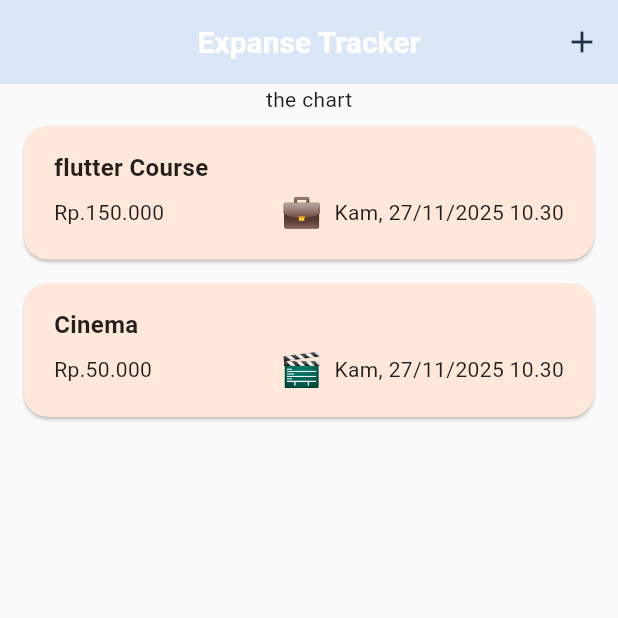
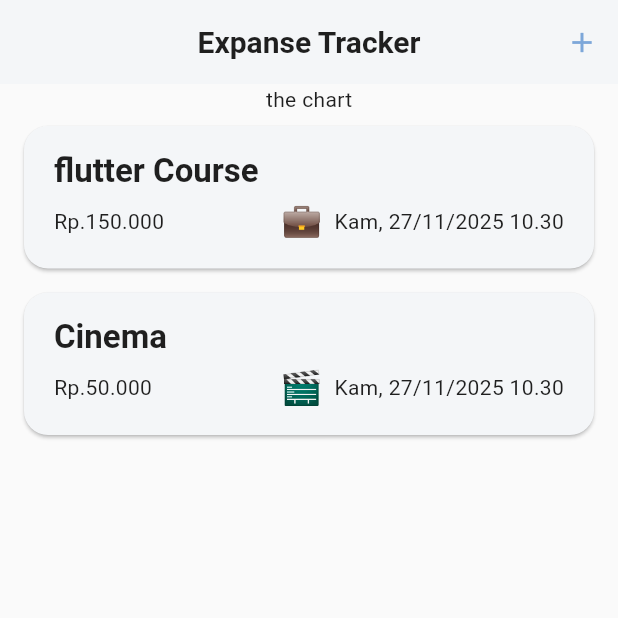
Before and after one commit to themasfebrianto/expense_tracker, a Flutter app: the screen it shows after launch, on a phone screen of 412 x 824 dp, the top half of it. Run offline on Flutter 3.47's test engine with Material 3 defaults, Android fonts, the phone set to English and light mode, and no system bars.

Commit message:
fix color

```diff
--- a/lib/Presentation/widgets/expense_item.dart
+++ b/lib/Presentation/widgets/expense_item.dart
@@ -19,11 +19,7 @@ class ExpenseItem extends StatelessWidget {
               children: [
                 Text(
                   expenseModel.title,
-                  style: TextStyle(
-                    fontWeight: FontWeight.w700,
-                    fontSize: 16,
-                    color: Colors.black87,
-                  ),
+                  style: Theme.of(context).textTheme.titleLarge,
                 ),
               ],
             ),
--- a/lib/core/constant/app_color_scheme.dart
+++ b/lib/core/constant/app_color_scheme.dart
@@ -56,28 +56,134 @@ class AppTheme {
       // -------------------------
       // Typography (Full M3)
       // -------------------------
-      textTheme: const TextTheme(
-        headlineLarge: TextStyle(fontWeight: FontWeight.w600, fontSize: 32),
-        headlineMedium: TextStyle(fontWeight: FontWeight.w600, fontSize: 28),
-        headlineSmall: TextStyle(fontWeight: FontWeight.w600, fontSize: 24),
-        bodyLarge: TextStyle(fontSize: 16, height: 1.4),
-        bodyMedium: TextStyle(fontSize: 14, height: 1.4),
-        bodySmall: TextStyle(fontSize: 12, height: 1.4),
-        labelLarge: TextStyle(fontWeight: FontWeight.w600),
+      // -------------------------
+      // Typography (Full M3)
+      // -------------------------
+      textTheme: TextTheme(
+        // Display styles
+        displayLarge: TextStyle(
+          fontSize: 57,
+          fontWeight: FontWeight.w400,
+          height: 1.12,
+          letterSpacing: -0.25,
+          color: _colorScheme.onSurface,
+        ),
+        displayMedium: TextStyle(
+          fontSize: 45,
+          fontWeight: FontWeight.w400,
+          height: 1.15,
+          color: _colorScheme.onSurface,
+        ),
+        displaySmall: TextStyle(
+          fontSize: 36,
+          fontWeight: FontWeight.w400,
+          height: 1.22,
+          color: _colorScheme.onSurface,
+        ),
+
+        // Headline styles
+        headlineLarge: TextStyle(
+          fontSize: 32,
+          fontWeight: FontWeight.w600,
+          height: 1.25,
+          color: _colorScheme.onSurface,
+        ),
+        headlineMedium: TextStyle(
+          fontSize: 28,
+          fontWeight: FontWeight.w600,
+          height: 1.28,
+          color: _colorScheme.onSurface,
+        ),
+        headlineSmall: TextStyle(
+          fontSize: 24,
+          fontWeight: FontWeight.w600,
+          height: 1.33,
+          color: _colorScheme.onSurface,
+        ),
+
+        // Title styles
+        titleLarge: TextStyle(
+          fontSize: 22,
+          fontWeight: FontWeight.w600,
+          height: 1.27,
+          color: _colorScheme.onSurface,
+        ),
+        titleMedium: TextStyle(
+          fontSize: 16,
+          fontWeight: FontWeight.w600,
+          height: 1.5,
+          letterSpacing: 0.15,
+          color: _colorScheme.onSurface,
+        ),
+        titleSmall: TextStyle(
+          fontSize: 14,
+          fontWeight: FontWeight.w600,
+          height: 1.43,
+          letterSpacing: 0.1,
+          color: _colorScheme.onSurface,
+        ),
+
+        // Body styles
+        bodyLarge: TextStyle(
+          fontSize: 16,
+          fontWeight: FontWeight.w400,
+          height: 1.5,
+          letterSpacing: 0.5,
+          color: _colorScheme.onSurface,
+        ),
+        bodyMedium: TextStyle(
+          fontSize: 14,
+          fontWeight: FontWeight.w400,
+          height: 1.43,
+          letterSpacing: 0.25,
+          color: _colorScheme.onSurface,
+        ),
+        bodySmall: TextStyle(
+          fontSize: 12,
+          fontWeight: FontWeight.w400,
+          height: 1.33,
+          letterSpacing: 0.4,
+          color: _colorScheme.onSurfaceVariant,
+        ),
+
+        // Label styles
+        labelLarge: TextStyle(
+          fontSize: 14,
+          fontWeight: FontWeight.w600,
+          height: 1.43,
+          letterSpacing: 0.1,
+          color: _colorScheme.onSurface,
+        ),
+        labelMedium: TextStyle(
+          fontSize: 12,
+          fontWeight: FontWeight.w600,
+          height: 1.33,
+          letterSpacing: 0.5,
+          color: _colorScheme.onSurface,
+        ),
+        labelSmall: TextStyle(
+          fontSize: 11,
+          fontWeight: FontWeight.w600,
+          height: 1.45,
+          letterSpacing: 0.5,
+          color: _colorScheme.onSurfaceVariant,
+        ),
       ),
 
       // -------------------------
       // AppBar
       // -------------------------
       appBarTheme: AppBarTheme(
-        backgroundColor: _colorScheme.primaryContainer,
-        foregroundColor: _colorScheme.onPrimaryContainer,
-        elevation: 0,
+        backgroundColor: _colorScheme.surface,
+        foregroundColor: _colorScheme.onSurface,
+        elevation: 1,
         centerTitle: true,
-        titleTextStyle: const TextStyle(
-          fontWeight: FontWeight.bold,
+        titleTextStyle: TextStyle(
+          fontWeight: FontWeight.w600,
           fontSize: 20,
+          color: _colorScheme.onSurface,
         ),
+        iconTheme: IconThemeData(color: _colorScheme.primary),
       ),
 
       // -------------------------
@@ -87,7 +193,16 @@ class AppTheme {
         backgroundColor: _colorScheme.surface,
         indicatorColor: _colorScheme.primaryContainer,
         labelBehavior: NavigationDestinationLabelBehavior.alwaysShow,
-        elevation: 3,
+        elevation: 2,
+        iconTheme: WidgetStateProperty.all(
+          IconThemeData(color: _colorScheme.onSurfaceVariant),
+        ),
+        labelTextStyle: WidgetStateProperty.resolveWith((states) {
+          if (states.contains(WidgetState.selected)) {
+            return TextStyle(color: _colorScheme.onPrimaryContainer);
+          }
+          return TextStyle(color: _colorScheme.onSurfaceVariant);
+        }),
       ),
 
       // -------------------------
@@ -117,7 +232,9 @@ class AppTheme {
 
       filledButtonTheme: FilledButtonThemeData(
         style: FilledButton.styleFrom(
-          padding: const EdgeInsets.symmetric(vertical: 14),
+          backgroundColor: _colorScheme.primary,
+          foregroundColor: _colorScheme.onPrimary,
+          padding: const EdgeInsets.symmetric(vertical: 14, horizontal: 20),
           shape: RoundedRectangleBorder(
             borderRadius: BorderRadius.circular(12),
           ),
@@ -127,15 +244,19 @@ class AppTheme {
       outlinedButtonTheme: OutlinedButtonThemeData(
         style: OutlinedButton.styleFrom(
           foregroundColor: _colorScheme.primary,
-          side: BorderSide(color: _colorScheme.outline),
+          side: BorderSide(color: _colorScheme.primary),
           shape: RoundedRectangleBorder(
             borderRadius: BorderRadius.circular(12),
           ),
+          padding: const EdgeInsets.symmetric(vertical: 14, horizontal: 20),
         ),
       ),
 
       textButtonTheme: TextButtonThemeData(
-        style: TextButton.styleFrom(foregroundColor: _colorScheme.primary),
+        style: TextButton.styleFrom(
+          foregroundColor: _colorScheme.primary,
+          padding: const EdgeInsets.symmetric(vertical: 14, horizontal: 20),
+        ),
       ),
 
       // -------------------------
@@ -144,7 +265,8 @@ class AppTheme {
       cardTheme: CardThemeData(
         elevation: 1,
         margin: const EdgeInsets.symmetric(horizontal: 16, vertical: 8),
-        color: _colorScheme.tertiaryContainer,
+        color: _colorScheme.surface,
+        surfaceTintColor: _colorScheme.surfaceTint,
         shape: RoundedRectangleBorder(borderRadius: BorderRadius.circular(16)),
       ),
 
@@ -154,15 +276,33 @@ class AppTheme {
       inputDecorationTheme: InputDecorationTheme(
         filled: true,
         fillColor: _colorScheme.surfaceContainerHighest,
-        floatingLabelBehavior: FloatingLabelBehavior.never,
+        floatingLabelBehavior: FloatingLabelBehavior.auto,
         contentPadding: const EdgeInsets.symmetric(
           horizontal: 16,
           vertical: 14,
         ),
         border: OutlineInputBorder(
           borderRadius: BorderRadius.circular(14),
-          borderSide: BorderSide.none,
+          borderSide: BorderSide(color: _colorScheme.outline),
         ),
+        enabledBorder: OutlineInputBorder(
+          borderRadius: BorderRadius.circular(14),
+          borderSide: BorderSide(color: _colorScheme.outline),
+        ),
+        focusedBorder: OutlineInputBorder(
+          borderRadius: BorderRadius.circular(14),
+          borderSide: BorderSide(color: _colorScheme.primary, width: 2),
+        ),
+        errorBorder: OutlineInputBorder(
+          borderRadius: BorderRadius.circular(14),
+          borderSide: BorderSide(color: _colorScheme.error),
+        ),
+        focusedErrorBorder: OutlineInputBorder(
+          borderRadius: BorderRadius.circular(14),
+          borderSide: BorderSide(color: _colorScheme.error, width: 2),
+        ),
+        labelStyle: TextStyle(color: _colorScheme.onSurfaceVariant),
+        hintStyle: TextStyle(color: _colorScheme.onSurfaceVariant),
       ),
 
       // -------------------------
@@ -171,6 +311,7 @@ class AppTheme {
       listTileTheme: ListTileThemeData(
         tileColor: _colorScheme.surface,
         iconColor: _colorScheme.primary,
+        textColor: _colorScheme.onSurface,
         shape: RoundedRectangleBorder(borderRadius: BorderRadius.circular(12)),
       ),
 
@@ -187,14 +328,15 @@ class AppTheme {
       // Chips
       // -------------------------
       chipTheme: ChipThemeData(
-        backgroundColor: _colorScheme.secondaryContainer,
+        backgroundColor: _colorScheme.surfaceContainerHighest,
         selectedColor: _colorScheme.primaryContainer,
         disabledColor: _colorScheme.surfaceContainerHighest,
-        labelStyle: TextStyle(color: _colorScheme.onSecondaryContainer),
+        labelStyle: TextStyle(color: _colorScheme.onSurface),
         secondaryLabelStyle: TextStyle(color: _colorScheme.onPrimaryContainer),
-        padding: const EdgeInsets.symmetric(horizontal: 8, vertical: 4),
+        padding: const EdgeInsets.symmetric(horizontal: 12, vertical: 6),
         shape: RoundedRectangleBorder(borderRadius: BorderRadius.circular(10)),
         brightness: Brightness.light,
+        side: BorderSide.none,
       ),
 
       // -------------------------
@@ -203,6 +345,12 @@ class AppTheme {
       dialogTheme: DialogThemeData(
         backgroundColor: _colorScheme.surface,
         shape: RoundedRectangleBorder(borderRadius: BorderRadius.circular(20)),
+        titleTextStyle: TextStyle(
+          color: _colorScheme.onSurface,
+          fontSize: 20,
+          fontWeight: FontWeight.w600,
+        ),
+        contentTextStyle: TextStyle(color: _colorScheme.onSurface),
       ),
 
       // -------------------------
@@ -220,10 +368,11 @@ class AppTheme {
       // SnackBar
       // -------------------------
       snackBarTheme: SnackBarThemeData(
-        backgroundColor: _colorScheme.primary,
-        contentTextStyle: TextStyle(color: _colorScheme.onPrimary),
+        backgroundColor: _colorScheme.inverseSurface,
+        contentTextStyle: TextStyle(color: _colorScheme.onInverseSurface),
         behavior: SnackBarBehavior.floating,
         shape: RoundedRectangleBorder(borderRadius: BorderRadius.circular(12)),
+        actionTextColor: _colorScheme.primaryContainer,
       ),
 
       // -------------------------
@@ -245,7 +394,7 @@ class AppTheme {
           ),
           border: OutlineInputBorder(
             borderRadius: BorderRadius.circular(14),
-            borderSide: BorderSide.none,
+            borderSide: BorderSide(color: _colorScheme.outline),
           ),
           enabledBorder: OutlineInputBorder(
             borderRadius: BorderRadius.circular(14),
@@ -253,7 +402,7 @@ class AppTheme {
           ),
           focusedBorder: OutlineInputBorder(
             borderRadius: BorderRadius.circular(14),
-            borderSide: BorderSide(color: _colorScheme.primary),
+            borderSide: BorderSide(color: _colorScheme.primary, width: 2),
           ),
         ),
         textStyle: TextStyle(color: _colorScheme.onSurface, fontSize: 16),
@@ -265,6 +414,15 @@ class AppTheme {
           ),
         ),
       ),
+
+      // -------------------------
+      // Progress Indicator
+      // -------------------------
+      progressIndicatorTheme: ProgressIndicatorThemeData(
+        color: _colorScheme.primary,
+        linearTrackColor: _colorScheme.primaryContainer,
+        circularTrackColor: _colorScheme.primaryContainer,
+      ),
     );
   }
 }
```
